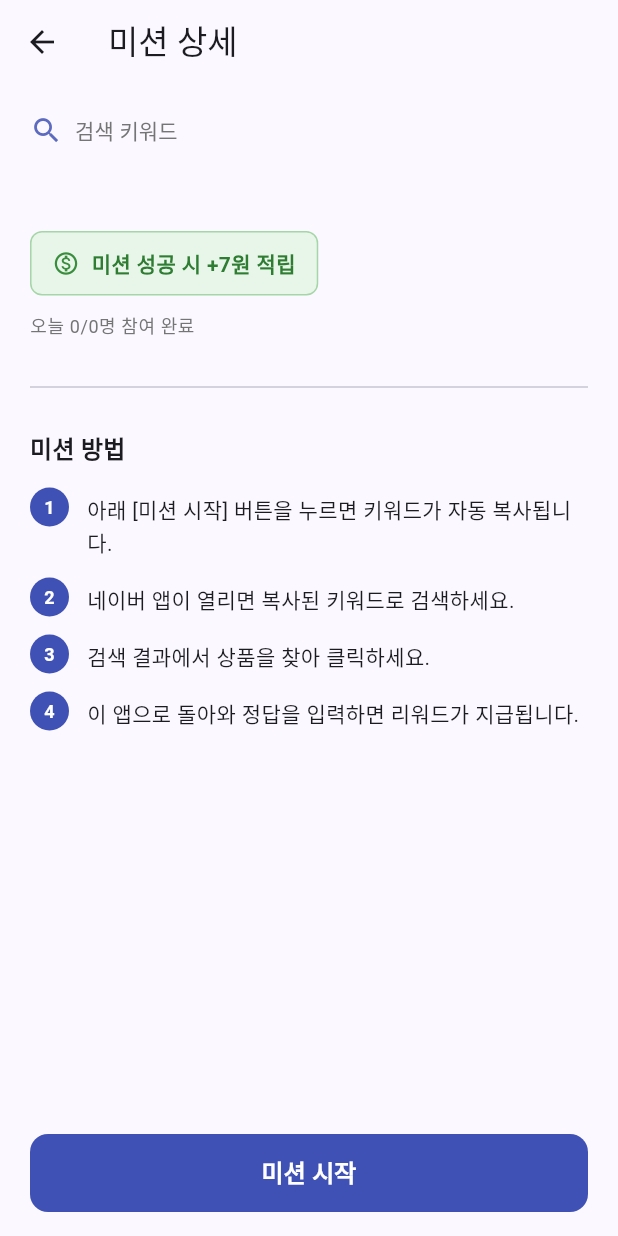
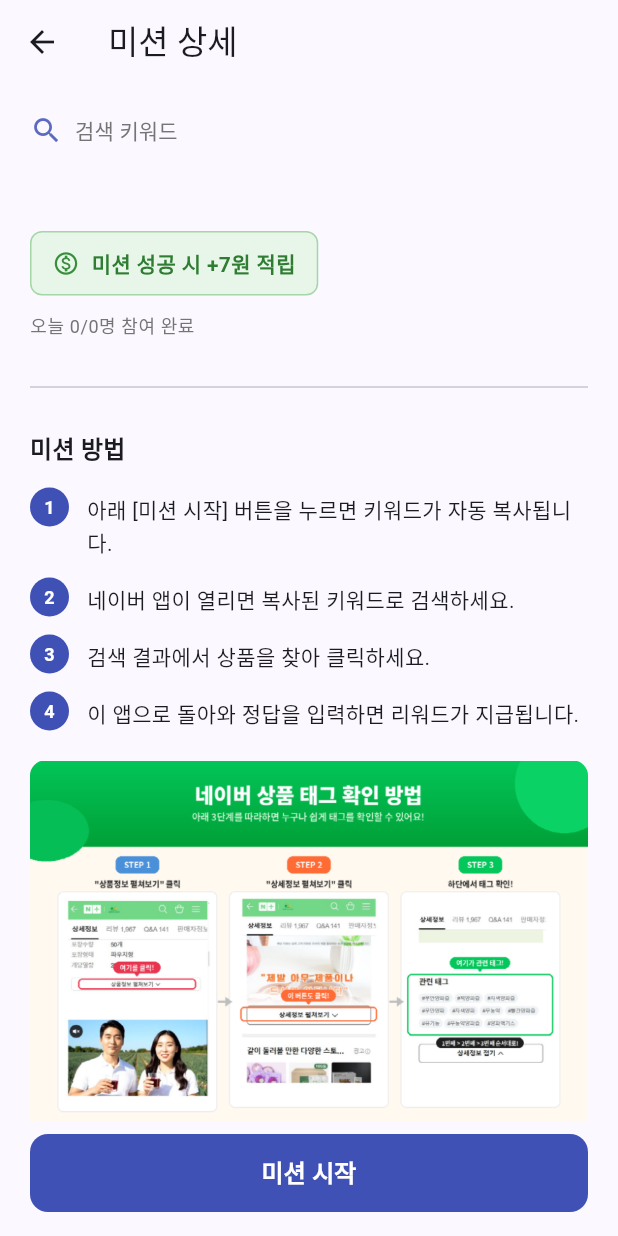
Before and after one commit to naturaltorymarket2/rankingup-web, a Flutter app: the MissionDetailScreen screen opened directly with empty values, on a phone screen of 412 x 824 dp. Run offline on Flutter 3.47's test engine with Material 3 defaults, Android fonts, the phone set to English and light mode, and no system bars; our stand-ins replace device_info_plus, fl_chart, flutter_riverpod, go_router, google_mobile_ads, shared_preferences and 1 more; accounts and stored records are empty.

Commit message:
feat: 미션 설명 페이지 태그 안내 이미지 추가 + versionCode 10
- mission_detail_screen.dart: _InstructionSection 4단계 안내 아래
  네이버 태그 위치 안내 이미지 삽입 (assets/images/mission_guide.png)
  ClipRRect(borderRadius: 10) 적용
- android/app/build.gradle.kts: versionCode 9 → 10

Co-Authored-By: Claude Sonnet 4.6 <noreply@anthropic.com>

```diff
--- a/lib/features/mission/presentation/mission_detail_screen.dart
+++ b/lib/features/mission/presentation/mission_detail_screen.dart
@@ -368,6 +368,16 @@ class _InstructionSection extends StatelessWidget {
         ..._steps.asMap().entries.map(
           (e) => _StepItem(step: e.key + 1, text: e.value),
         ),
+        const SizedBox(height: 8),
+        // 네이버 태그 위치 안내 이미지
+        ClipRRect(
+          borderRadius: BorderRadius.circular(10),
+          child: Image.asset(
+            'assets/images/mission_guide.png',
+            width: double.infinity,
+            fit: BoxFit.contain,
+          ),
+        ),
       ],
     );
   }
```
Also changed, not shown: 1 other file.
